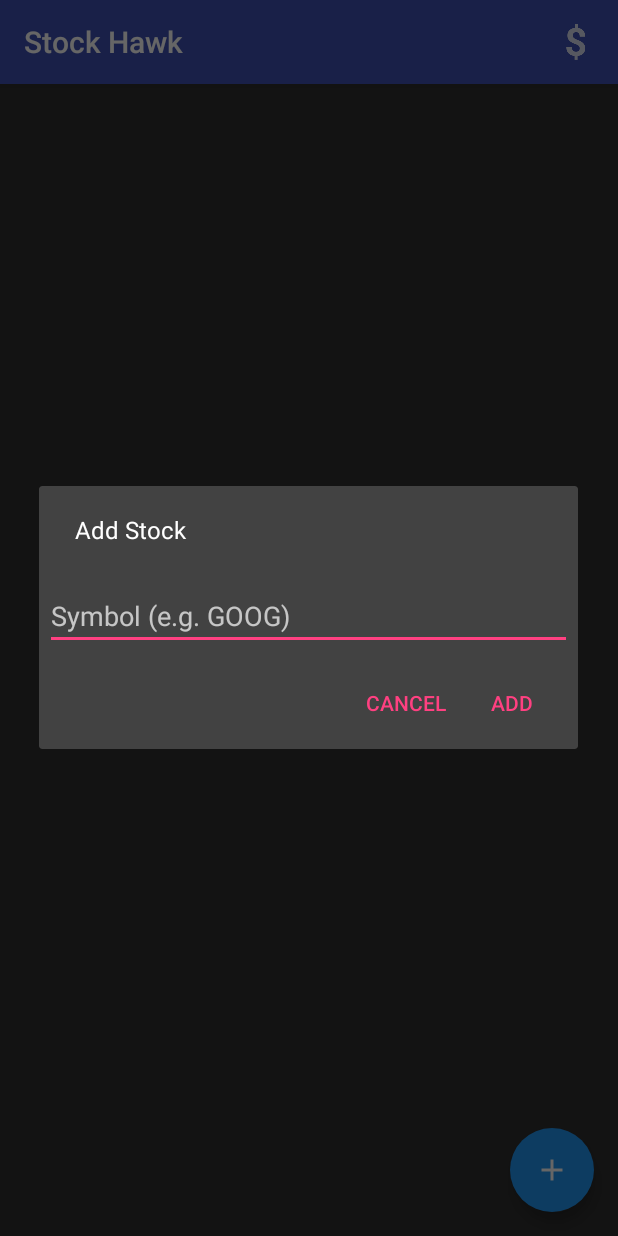
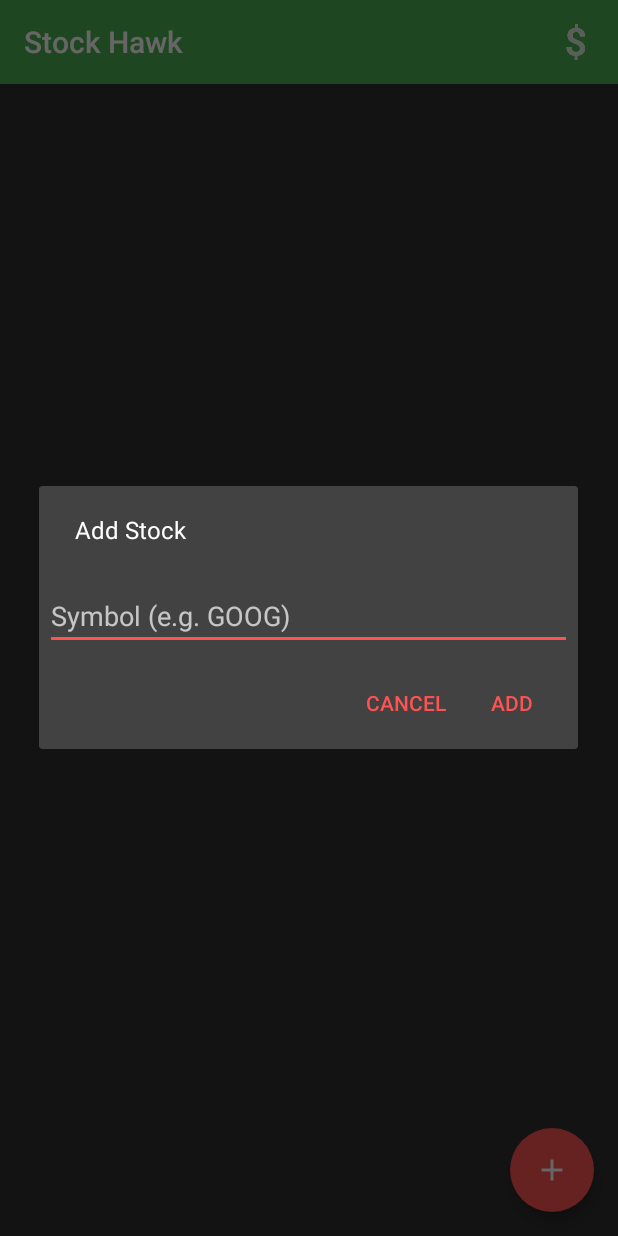
Before and after one commit to jinyanliu/StockHawk, an Android app: the screen it shows after launch (MainActivity), after a tap on an icon or button, on a phone screen of 412 x 824 dp. Run offline under Robolectric (Android 15) with nearby library versions, the phone set to English and light mode, and no system bars; our stand-ins replace ButterKnife, Timber; libraries missing offline, so code that uses them is left out: yahoofinance.histquotes, yahoofinance.quotes.stock; 2 statements that could not run were skipped.

```diff
--- a/app/src/main/java/com/udacity/stockhawk/ui/AddStockDialog.java
+++ b/app/src/main/java/com/udacity/stockhawk/ui/AddStockDialog.java
@@ -61,7 +61,6 @@
         if (window != null) {
             window.setSoftInputMode(WindowManager.LayoutParams.SOFT_INPUT_STATE_VISIBLE);
         }
-
         return dialog;
     }
 
@@ -72,6 +71,4 @@
         }
         dismissAllowingStateLoss();
     }
-
-
 }
--- a/app/src/main/res/layout/activity_main.xml
+++ b/app/src/main/res/layout/activity_main.xml
@@ -29,7 +29,6 @@
         android:layout_margin="16dp"
         android:onClick="button"
         android:src="@drawable/fab_plus"
-        app:backgroundTint="@color/material_blue_500"
         app:borderWidth="0dp"
         app:elevation="6dp"
         app:fabSize="normal"
--- a/app/src/main/res/values/colors.xml
+++ b/app/src/main/res/values/colors.xml
@@ -1,10 +1,10 @@
 <?xml version="1.0" encoding="utf-8"?>
 <resources>
-    <color name="colorPrimary">#3F51B5</color>
-    <color name="colorPrimaryDark">#303F9F</color>
-    <color name="colorAccent">#FF4081</color>
+    <color name="colorPrimary">#4CAF50</color>
+    <color name="colorPrimaryDark">#388E3C</color>
+    <color name="colorAccent">#FF5252</color>
+    <color name="colorPrimaryLight">#C8E6C9</color>
 
-    <color name="material_blue_500">#2196F3</color>
     <color name="material_red_700">#D50000</color>
     <color name="material_green_700">#00C853</color>
 
```
Also changed, not shown: app/src/main/java/com/udacity/stockhawk/MyXAxisValueFormatter.java (added, +41 -0 lines), app/src/main/java/com/udacity/stockhawk/ui/DetailActivity.java (+24 -33 lines).
